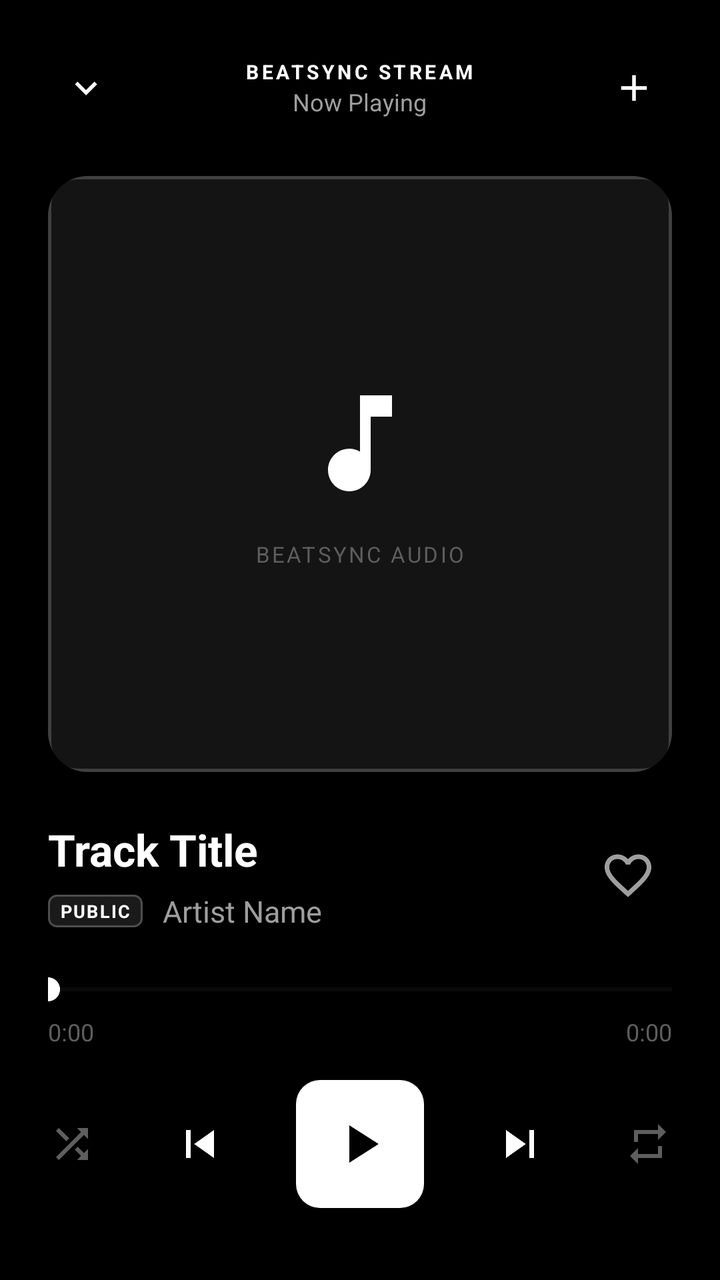
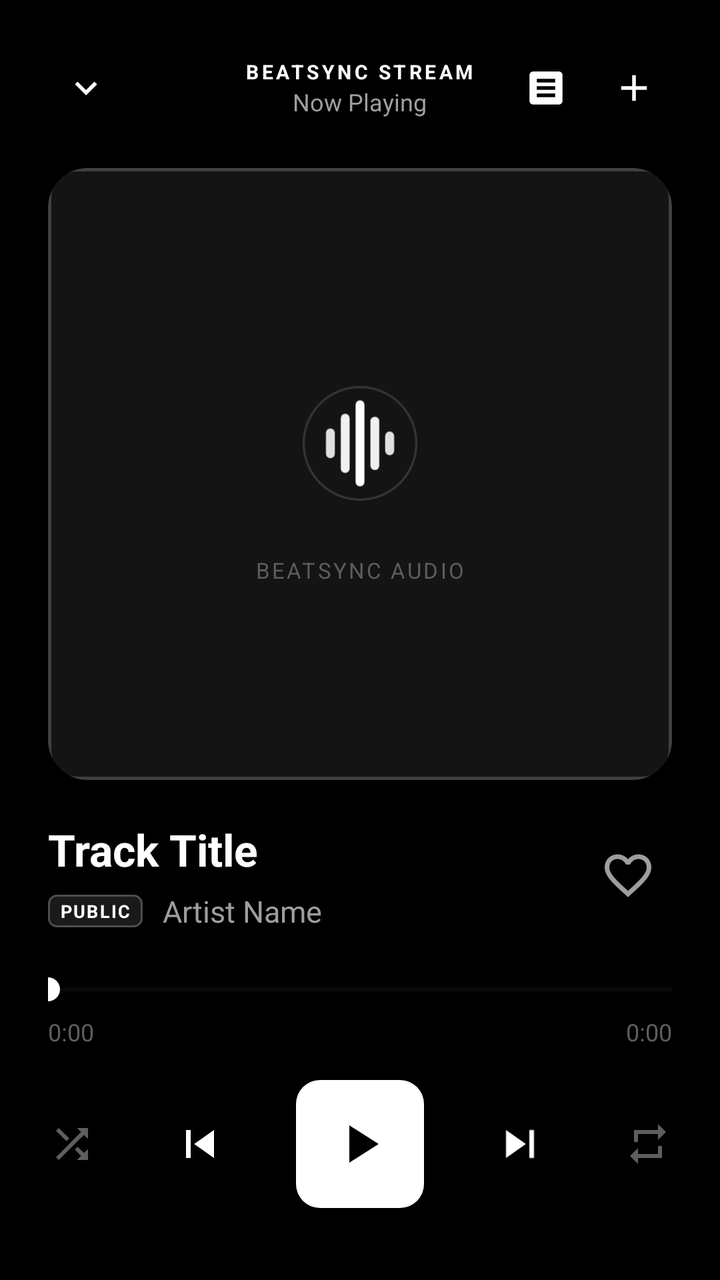

Screens rendered from an Android XML layout before and after an edit, with the pre-edit source and the edit as a unified diff.
<!-- AndroidManifest.xml: activity theme Theme.BeatSync -->
<!-- res/layout/activity_now_playing.xml -->
<?xml version="1.0" encoding="utf-8"?>
<LinearLayout xmlns:android="http://schemas.android.com/apk/res/android"
    xmlns:app="http://schemas.android.com/apk/res-auto"
    android:layout_width="match_parent"
    android:layout_height="match_parent"
    android:orientation="vertical"
    android:background="@color/bg_dark"
    android:paddingStart="24dp"
    android:paddingEnd="24dp"
    android:paddingTop="20dp"
    android:paddingBottom="24dp">

    
    <RelativeLayout
        android:layout_width="match_parent"
        android:layout_height="48dp">

        <ImageView
            android:id="@+id/btnCollapse"
            android:layout_width="38dp"
            android:layout_height="38dp"
            android:layout_centerVertical="true"
            android:padding="8dp"
            android:src="@drawable/ic_chevron_down"
            android:tint="@color/text_primary"
            android:background="?attr/selectableItemBackgroundBorderless"
            android:contentDescription="Collapse Player" />

        <LinearLayout
            android:layout_width="wrap_content"
            android:layout_height="wrap_content"
            android:layout_centerInParent="true"
            android:gravity="center"
            android:orientation="vertical">

            <TextView
                android:layout_width="wrap_content"
                android:layout_height="wrap_content"
                android:text="BEATSYNC STREAM"
                android:textColor="@color/accent_cyan"
                android:textSize="10sp"
                android:textStyle="bold"
                android:letterSpacing="0.15" />

            <TextView
                android:id="@+id/tvHeaderSubtitle"
                android:layout_width="wrap_content"
                android:layout_height="wrap_content"
                android:text="Now Playing"
                android:textColor="@color/text_secondary"
                android:textSize="12sp"
                android:maxLines="1" />
        </LinearLayout>

        <ImageView
            android:id="@+id/btnAddToPlaylist"
            android:layout_width="38dp"
            android:layout_height="38dp"
            android:layout_alignParentEnd="true"
            android:layout_centerVertical="true"
            android:padding="8dp"
            android:src="@drawable/ic_add"
            android:tint="@color/text_primary"
            android:background="?attr/selectableItemBackgroundBorderless"
            android:contentDescription="Add to Playlist" />
    </RelativeLayout>

    
    <FrameLayout
        android:layout_width="match_parent"
        android:layout_height="0dp"
        android:layout_weight="1"
        android:layout_marginTop="20dp"
        android:layout_marginBottom="24dp">

        <androidx.cardview.widget.CardView
            android:layout_width="match_parent"
            android:layout_height="match_parent"
            android:layout_gravity="center"
            app:cardCornerRadius="20dp"
            app:cardElevation="10dp"
            app:cardBackgroundColor="@color/bg_card_elevated">

            <RelativeLayout
                android:layout_width="match_parent"
                android:layout_height="match_parent">

                <ImageView
                    android:id="@+id/ivBigCover"
                    android:layout_width="match_parent"
                    android:layout_height="match_parent"
                    android:scaleType="centerCrop"
                    android:contentDescription="Album Art" />

                
                <LinearLayout
                    android:id="@+id/layoutDefaultArt"
                    android:layout_width="match_parent"
                    android:layout_height="match_parent"
                    android:gravity="center"
                    android:orientation="vertical"
                    android:background="@drawable/bg_card_highlight">

                    <ImageView
                        android:layout_width="64dp"
                        android:layout_height="64dp"
                        android:src="@drawable/ic_music_note"
                        android:tint="@color/accent_cyan"
                        android:contentDescription="Note" />

                    <TextView
                        android:layout_width="wrap_content"
                        android:layout_height="wrap_content"
                        android:text="BEATSYNC AUDIO"
                        android:textColor="@color/text_tertiary"
                        android:textSize="11sp"
                        android:letterSpacing="0.1"
                        android:layout_marginTop="16dp" />
                </LinearLayout>

            </RelativeLayout>
        </androidx.cardview.widget.CardView>
    </FrameLayout>

    
    <LinearLayout
        android:layout_width="match_parent"
        android:layout_height="wrap_content"
        android:orientation="horizontal"
        android:gravity="center_vertical">

        <LinearLayout
            android:layout_width="0dp"
            android:layout_height="wrap_content"
            android:layout_weight="1"
            android:orientation="vertical">

            <TextView
                android:id="@+id/tvTrackTitle"
                android:layout_width="wrap_content"
                android:layout_height="wrap_content"
                android:text="Track Title"
                android:textColor="@color/text_primary"
                android:textSize="22sp"
                android:textStyle="bold"
                android:singleLine="true"
                android:ellipsize="marquee"
                android:marqueeRepeatLimit="marquee_forever" />

            <LinearLayout
                android:layout_width="wrap_content"
                android:layout_height="wrap_content"
                android:orientation="horizontal"
                android:gravity="center_vertical"
                android:layout_marginTop="6dp">

                <TextView
                    android:id="@+id/tvPrivacyBadge"
                    android:layout_width="wrap_content"
                    android:layout_height="wrap_content"
                    android:text="PUBLIC"
                    android:textSize="9sp"
                    android:textStyle="bold"
                    android:letterSpacing="0.08"
                    android:paddingStart="6dp"
                    android:paddingEnd="6dp"
                    android:paddingTop="2dp"
                    android:paddingBottom="2dp"
                    android:background="@drawable/bg_badge_public"
                    android:textColor="@color/badge_public_text"
                    android:layout_marginEnd="10dp" />

                <TextView
                    android:id="@+id/tvTrackArtist"
                    android:layout_width="wrap_content"
                    android:layout_height="wrap_content"
                    android:text="Artist Name"
                    android:textColor="@color/text_secondary"
                    android:textSize="15sp"
                    android:singleLine="true"
                    android:ellipsize="end" />
            </LinearLayout>
        </LinearLayout>

        
        <ImageView
            android:id="@+id/btnLike"
            android:layout_width="44dp"
            android:layout_height="44dp"
            android:padding="8dp"
            android:src="@drawable/ic_heart"
            android:tint="@color/text_secondary"
            android:background="?attr/selectableItemBackgroundBorderless"
            android:contentDescription="Like Track" />
    </LinearLayout>

    
    <LinearLayout
        android:layout_width="match_parent"
        android:layout_height="wrap_content"
        android:orientation="vertical"
        android:layout_marginTop="20dp">

        <SeekBar
            android:id="@+id/seekBar"
            android:layout_width="match_parent"
            android:layout_height="wrap_content"
            android:max="1000"
            android:progressTint="@color/accent_cyan"
            android:thumbTint="@color/accent_cyan"
            android:progressBackgroundTint="@color/border_subtle"
            android:paddingStart="0dp"
            android:paddingEnd="0dp" />

        <RelativeLayout
            android:layout_width="match_parent"
            android:layout_height="wrap_content"
            android:layout_marginTop="4dp">

            <TextView
                android:id="@+id/tvCurrentTime"
                android:layout_width="wrap_content"
                android:layout_height="wrap_content"
                android:text="0:00"
                android:textColor="@color/text_tertiary"
                android:textSize="12sp" />

            <TextView
                android:id="@+id/tvTotalTime"
                android:layout_width="wrap_content"
                android:layout_height="wrap_content"
                android:layout_alignParentEnd="true"
                android:text="0:00"
                android:textColor="@color/text_tertiary"
                android:textSize="12sp" />
        </RelativeLayout>
    </LinearLayout>

    
    <LinearLayout
        android:layout_width="match_parent"
        android:layout_height="wrap_content"
        android:orientation="horizontal"
        android:gravity="center"
        android:layout_marginTop="16dp"
        android:layout_marginBottom="12dp">

        <ImageView
            android:id="@+id/btnShuffle"
            android:layout_width="40dp"
            android:layout_height="40dp"
            android:padding="8dp"
            android:src="@drawable/ic_shuffle"
            android:tint="@color/text_tertiary"
            android:background="?attr/selectableItemBackgroundBorderless"
            android:contentDescription="Shuffle" />

        <ImageView
            android:id="@+id/btnPrevious"
            android:layout_width="48dp"
            android:layout_height="48dp"
            android:layout_marginStart="20dp"
            android:padding="10dp"
            android:src="@drawable/ic_skip_prev"
            android:tint="@color/text_primary"
            android:background="?attr/selectableItemBackgroundBorderless"
            android:contentDescription="Previous" />

        
        <FrameLayout
            android:id="@+id/btnPlayPauseContainer"
            android:layout_width="64dp"
            android:layout_height="64dp"
            android:layout_marginStart="24dp"
            android:layout_marginEnd="24dp"
            android:background="@drawable/bg_button_primary"
            android:clickable="true"
            android:focusable="true">

            <ImageView
                android:id="@+id/btnPlayPause"
                android:layout_width="32dp"
                android:layout_height="32dp"
                android:layout_gravity="center"
                android:src="@drawable/ic_play"
                android:tint="@color/text_inverse"
                android:contentDescription="Play/Pause" />
        </FrameLayout>

        <ImageView
            android:id="@+id/btnNext"
            android:layout_width="48dp"
            android:layout_height="48dp"
            android:layout_marginEnd="20dp"
            android:padding="10dp"
            android:src="@drawable/ic_skip_next"
            android:tint="@color/text_primary"
            android:background="?attr/selectableItemBackgroundBorderless"
            android:contentDescription="Next" />

        <ImageView
            android:id="@+id/btnRepeat"
            android:layout_width="40dp"
            android:layout_height="40dp"
            android:padding="8dp"
            android:src="@drawable/ic_repeat"
            android:tint="@color/text_tertiary"
            android:background="?attr/selectableItemBackgroundBorderless"
            android:contentDescription="Repeat" />
    </LinearLayout>

</LinearLayout>
<!-- resources referenced by this layout -->
<resources>
  <color name="accent_cyan">#FFFFFF</color>
  <color name="badge_public_text">#FFFFFF</color>
  <color name="bg_card_elevated">#141414</color>
  <color name="bg_dark">#000000</color>
  <color name="border_subtle">#222222</color>
  <color name="text_inverse">#000000</color>
  <color name="text_primary">#FFFFFF</color>
  <color name="text_secondary">#9E9E9E</color>
  <color name="text_tertiary">#5E5E5E</color>
  <!-- drawable bg_badge_public (drawable) -->
  <?xml version="1.0" encoding="utf-8"?>
  <shape xmlns:android="http://schemas.android.com/apk/res/android"
      android:shape="rectangle">
      <solid android:color="#1A1A1A" />
      <corners android:radius="4dp" />
      <stroke
          android:width="1dp"
          android:color="#4D4D4D" />
  </shape>
  <!-- drawable ic_add (drawable) -->
  <vector xmlns:android="http://schemas.android.com/apk/res/android"
      android:width="24dp"
      android:height="24dp"
      android:viewportWidth="24"
      android:viewportHeight="24">
    <path
        android:fillColor="@android:color/white"
        android:pathData="M19,13h-6v6h-2v-6H5v-2h6V5h2v6h6v2z"/>
  </vector>
  <!-- drawable ic_music_note (drawable) -->
  <vector xmlns:android="http://schemas.android.com/apk/res/android"
      android:width="24dp"
      android:height="24dp"
      android:viewportWidth="24"
      android:viewportHeight="24">
    <path
        android:fillColor="@android:color/white"
        android:pathData="M12,3v10.55c-0.59,-0.34 -1.27,-0.55 -2,-0.55 -2.21,0 -4,1.79 -4,4s1.79,4 4,4 4,-1.79 4,-4V7h4V3h-6z"/>
  </vector>
  <!-- drawable ic_play (drawable) -->
  <vector xmlns:android="http://schemas.android.com/apk/res/android"
      android:width="24dp"
      android:height="24dp"
      android:viewportWidth="24"
      android:viewportHeight="24">
    <path
        android:fillColor="@android:color/white"
        android:pathData="M8,5v14l11,-7z"/>
  </vector>
  <!-- drawable ic_skip_prev (drawable) -->
  <vector xmlns:android="http://schemas.android.com/apk/res/android"
      android:width="24dp"
      android:height="24dp"
      android:viewportWidth="24"
      android:viewportHeight="24">
    <path
        android:fillColor="@android:color/white"
        android:pathData="M6,6h2v12H6zm3.5,6l8.5,6V6z"/>
  </vector>
  <color name="accent_primary">#FFFFFF</color>
  <color name="accent_secondary">#D4D4D4</color>
  <color name="bg_card">#0D0D0D</color>
  <color name="bg_input">#111111</color>
  <color name="bg_bottom_nav">#080808</color>
  <!-- unchanged entries left out for length: 8 -->
</resources>

<!-- the commit's change to res/layout/activity_now_playing.xml (unified diff, before → after) -->
@@ -52,17 +52,34 @@
                 android:maxLines="1" />
         </LinearLayout>
 
-        <ImageView
-            android:id="@+id/btnAddToPlaylist"
-            android:layout_width="38dp"
-            android:layout_height="38dp"
+        <LinearLayout
+            android:layout_width="wrap_content"
+            android:layout_height="match_parent"
             android:layout_alignParentEnd="true"
-            android:layout_centerVertical="true"
-            android:padding="8dp"
-            android:src="@drawable/ic_add"
-            android:tint="@color/text_primary"
-            android:background="?attr/selectableItemBackgroundBorderless"
-            android:contentDescription="Add to Playlist" />
+            android:gravity="center_vertical"
+            android:orientation="horizontal">
+
+            <ImageView
+                android:id="@+id/btnToggleLyrics"
+                android:layout_width="38dp"
+                android:layout_height="38dp"
+                android:padding="8dp"
+                android:src="@drawable/ic_lyrics"
+                android:tint="@color/text_primary"
+                android:background="?attr/selectableItemBackgroundBorderless"
+                android:contentDescription="Toggle Lyrics"
+                android:layout_marginEnd="6dp" />
+
+            <ImageView
+                android:id="@+id/btnAddToPlaylist"
+                android:layout_width="38dp"
+                android:layout_height="38dp"
+                android:padding="8dp"
+                android:src="@drawable/ic_add"
+                android:tint="@color/text_primary"
+                android:background="?attr/selectableItemBackgroundBorderless"
+                android:contentDescription="Add to Playlist" />
+        </LinearLayout>
     </RelativeLayout>
 
     
@@ -70,10 +87,12 @@
         android:layout_width="match_parent"
         android:layout_height="0dp"
         android:layout_weight="1"
-        android:layout_marginTop="20dp"
-        android:layout_marginBottom="24dp">
-
+        android:layout_marginTop="16dp"
+        android:layout_marginBottom="20dp">
+
+        
         <androidx.cardview.widget.CardView
+            android:id="@+id/cardArtContainer"
             android:layout_width="match_parent"
             android:layout_height="match_parent"
             android:layout_gravity="center"
@@ -102,10 +121,10 @@
                     android:background="@drawable/bg_card_highlight">
 
                     <ImageView
-                        android:layout_width="64dp"
-                        android:layout_height="64dp"
-                        android:src="@drawable/ic_music_note"
-                        android:tint="@color/accent_cyan"
+                        android:id="@+id/ivVinylCenter"
+                        android:layout_width="80dp"
+                        android:layout_height="80dp"
+                        android:src="@drawable/ic_launcher_foreground"
                         android:contentDescription="Note" />
 
                     <TextView
@@ -120,6 +139,60 @@
 
             </RelativeLayout>
         </androidx.cardview.widget.CardView>
+
+        
+        <LinearLayout
+            android:id="@+id/layoutLyricsContainer"
+            android:layout_width="match_parent"
+            android:layout_height="match_parent"
+            android:orientation="vertical"
+            android:background="@drawable/bg_card_minimal"
+            android:padding="16dp"
+            android:visibility="gone">
+
+            <LinearLayout
+                android:layout_width="match_parent"
+                android:layout_height="wrap_content"
+                android:orientation="horizontal"
+                android:gravity="center_vertical"
+                android:layout_marginBottom="8dp">
+
+                <TextView
+                    android:layout_width="0dp"
+                    android:layout_height="wrap_content"
+                    android:layout_weight="1"
+                    android:text="LIVE SYNCED LYRICS"
+                    android:textColor="@color/text_tertiary"
+                    android:textSize="10sp"
+                    android:textStyle="bold"
+                    android:letterSpacing="0.12" />
+
+                <ProgressBar
+                    android:id="@+id/pbLyricsLoading"
+                    android:layout_width="16dp"
+                    android:layout_height="16dp"
+                    android:visibility="gone" />
+            </LinearLayout>
+
+            <androidx.recyclerview.widget.RecyclerView
+                android:id="@+id/rvLyrics"
+                android:layout_width="match_parent"
+                android:layout_height="match_parent"
+                android:scrollbars="none"
+                android:clipToPadding="false"
+                android:paddingTop="32dp"
+                android:paddingBottom="48dp" />
+
+            <TextView
+                android:id="@+id/tvLyricsEmpty"
+                android:layout_width="match_parent"
+                android:layout_height="match_parent"
+                android:gravity="center"
+                android:text="No synchronized lyrics available for this track."
+                android:textColor="@color/text_tertiary"
+                android:textSize="14sp"
+                android:visibility="gone" />
+        </LinearLayout>
     </FrameLayout>
 
     
<!-- resource entries referenced after the edit -->
@@ -19,6 +19,16 @@
           android:width="1dp"
           android:color="#4D4D4D" />
   </shape>
+  <!-- drawable bg_card_minimal (drawable) -->
+  <?xml version="1.0" encoding="utf-8"?>
+  <shape xmlns:android="http://schemas.android.com/apk/res/android"
+      android:shape="rectangle">
+      <solid android:color="@color/bg_card" />
+      <corners android:radius="14dp" />
+      <stroke
+          android:width="1dp"
+          android:color="@color/border_subtle" />
+  </shape>
   <!-- drawable ic_add (drawable) -->
   <vector xmlns:android="http://schemas.android.com/apk/res/android"
       android:width="24dp"
@@ -29,7 +39,48 @@
         android:fillColor="@android:color/white"
         android:pathData="M19,13h-6v6h-2v-6H5v-2h6V5h2v6h6v2z"/>
   </vector>
-  <!-- drawable ic_music_note (drawable) -->
+  <!-- drawable ic_launcher_foreground (drawable) -->
+  <?xml version="1.0" encoding="utf-8"?>
+  <vector xmlns:android="http://schemas.android.com/apk/res/android"
+      android:width="108dp"
+      android:height="108dp"
+      android:viewportWidth="108"
+      android:viewportHeight="108">
+  
+      
+      <path
+          android:strokeColor="#25FFFFFF"
+          android:strokeWidth="1.5"
+          android:pathData="M 54,16 A 38,38 0 1,1 53.99,16" />
+  
+      
+      
+      <path
+          android:fillColor="#E0E0E0"
+          android:pathData="M31,47 A3,3 0 0,1 37,47 V61 A3,3 0 0,1 31,61 Z" />
+  
+      
+      <path
+          android:fillColor="#F0F0F0"
+          android:pathData="M41,37 A3,3 0 0,1 47,37 V71 A3,3 0 0,1 41,71 Z" />
+  
+      
+      <path
+          android:fillColor="#FFFFFF"
+          android:pathData="M51,28 A3,3 0 0,1 57,28 V80 A3,3 0 0,1 51,80 Z" />
+  
+      
+      <path
+          android:fillColor="#F0F0F0"
+          android:pathData="M61,39 A3,3 0 0,1 67,39 V69 A3,3 0 0,1 61,69 Z" />
+  
+      
+      <path
+          android:fillColor="#E0E0E0"
+          android:pathData="M71,49 A3,3 0 0,1 77,49 V59 A3,3 0 0,1 71,59 Z" />
+  
+  </vector>
+  <!-- drawable ic_lyrics (drawable) -->
   <vector xmlns:android="http://schemas.android.com/apk/res/android"
       android:width="24dp"
       android:height="24dp"
@@ -37,7 +88,7 @@
       android:viewportHeight="24">
     <path
         android:fillColor="@android:color/white"
-        android:pathData="M12,3v10.55c-0.59,-0.34 -1.27,-0.55 -2,-0.55 -2.21,0 -4,1.79 -4,4s1.79,4 4,4 4,-1.79 4,-4V7h4V3h-6z"/>
+        android:pathData="M19,3H5c-1.1,0 -2,0.9 -2,2v14c0,1.1 0.9,2 2,2h14c1.1,0 2,-0.9 2,-2V5c0,-1.1 -0.9,-2 -2,-2zM7,7h10v2H7V7zM17,17H7v-2h10v2zM17,13H7v-2h10v2z"/>
   </vector>
   <!-- drawable ic_play (drawable) -->
   <vector xmlns:android="http://schemas.android.com/apk/res/android"
